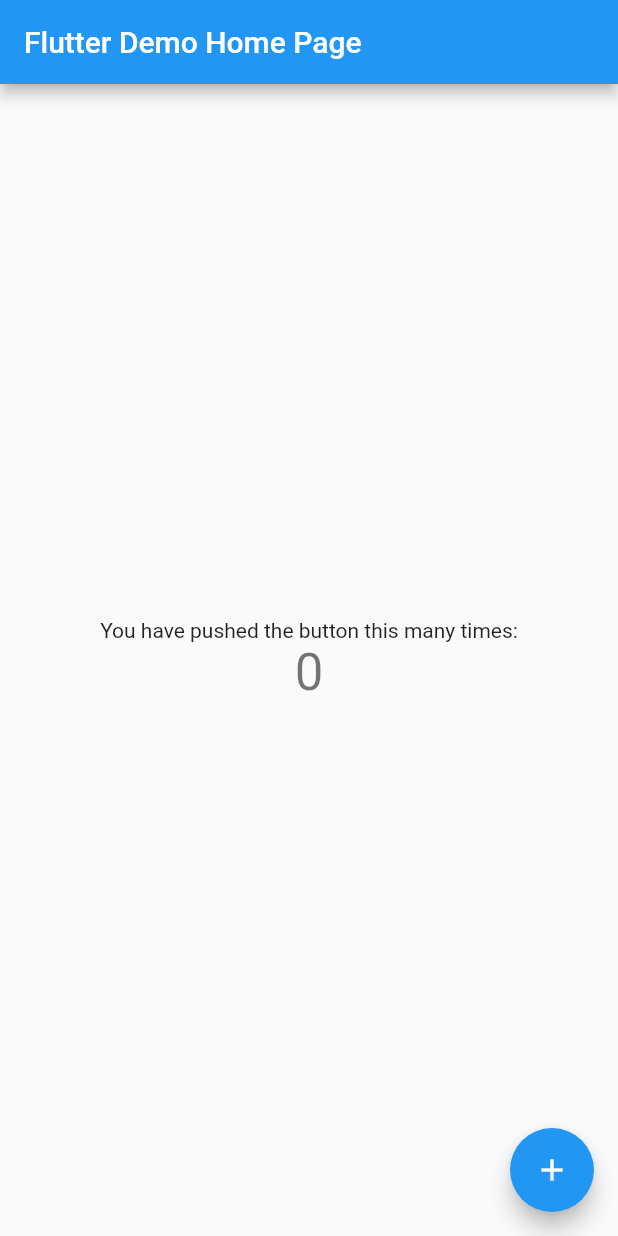
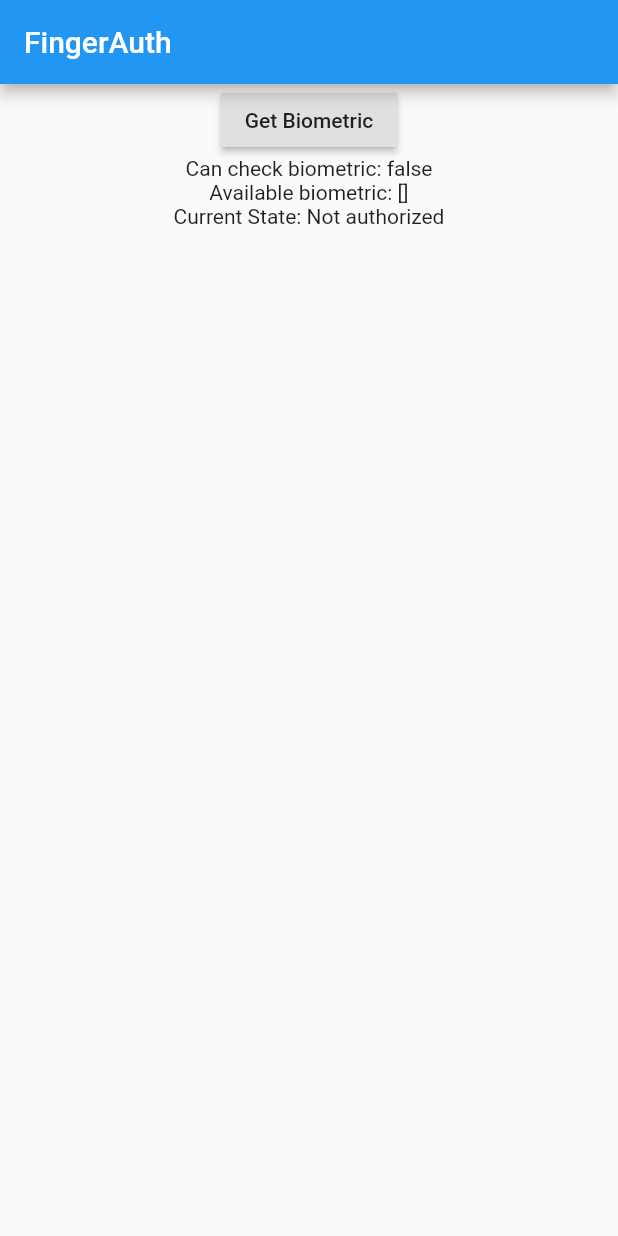
Before and after one commit to aloRanking/fingerauth, a Flutter app: the screen it shows after launch, on a phone screen of 412 x 824 dp. Run offline on Flutter 3.47's test engine with Material 2 defaults, Android fonts, the phone set to English and light mode, and no system bars; our stand-ins replace local_auth.

Commit message:
added homepage

```diff
--- /dev/null
+++ b/lib/HomePage.dart
@@ -0,0 +1,103 @@
+import 'package:flutter/material.dart';
+import 'package:flutter/services.dart';
+import 'package:local_auth/local_auth.dart';
+
+class HomePage extends StatefulWidget {
+  @override
+  _HomePageState createState() => _HomePageState();
+}
+
+class _HomePageState extends State<HomePage> {
+
+LocalAuthentication auth = LocalAuthentication();
+  bool _canCheckBiometric;
+  List<BiometricType> _availableBiometric;
+  String authorized = "Not authorized";
+
+  //checking bimetrics
+  //this function will check the sensors and will tell us
+  // if we can use them or not
+  Future<void> _checkBiometric() async{
+    bool canCheckBiometric;
+    try{
+      canCheckBiometric = await auth.canCheckBiometrics;
+    } on PlatformException catch(e){
+      print(e);
+    }
+    if(!mounted) return;
+
+    setState(() {
+      _canCheckBiometric = canCheckBiometric;
+    });
+  }
+
+  //this function will get all the available biometrics inside our device
+  //it will return a list of objects, but for our example it will only
+  //return the fingerprint biometric
+  Future<void> _getAvailableBiometrics() async{
+    List<BiometricType> availableBiometric;
+    try{
+      availableBiometric = await auth.getAvailableBiometrics();
+    } on PlatformException catch(e){
+      print(e);
+    }
+    if(!mounted) return;
+
+    setState(() {
+      _availableBiometric = availableBiometric;
+    });
+  }
+
+  //this function will open an authentication dialog
+  // and it will check if we are authenticated or not
+  // so we will add the major action here like moving to another activity
+  // or just display a text that will tell us that we are authenticated
+  Future<void> _authenticate() async{
+    bool authenticated = false;
+    try{
+      authenticated = await auth.authenticateWithBiometrics(
+          localizedReason: "Scan your finger print to authenticate",
+          useErrorDialogs: true,
+        stickyAuth: false
+      );
+    } on PlatformException catch(e){
+      print(e);
+    }
+    if(!mounted) return;
+
+    setState(() {
+       authorized = authenticated ? "Autherized success" : "Failed to authenticate";
+    });
+  }
+
+  @override
+  void initState() {
+    // TODO: implement initState
+    _checkBiometric();
+    _getAvailableBiometrics();
+  }
+
+
+
+  @override
+  Widget build(BuildContext context) {
+    return Scaffold(
+      appBar: AppBar(
+        title: Text('FingerAuth'),
+      ),
+      body: Column(
+        children: [
+          Center(
+              child: RaisedButton(
+                onPressed: _authenticate,
+                child:Text("Get Biometric"),
+              ),
+            ),
+            Text("Can check biometric: $_canCheckBiometric"),
+            Text("Available biometric: $_availableBiometric"),
+            Text("Current State: $authorized"),
+        ],
+      ),
+    );
+  }
+}
--- a/lib/main.dart
+++ b/lib/main.dart
@@ -1,4 +1,6 @@
 import 'package:flutter/material.dart';
+
+import 'HomePage.dart';
 
 void main() {
   runApp(MyApp());
@@ -11,107 +13,12 @@ class MyApp extends StatelessWidget {
     return MaterialApp(
       title: 'Flutter Demo',
       theme: ThemeData(
-        // This is the theme of your application.
-        //
-        // Try running your application with "flutter run". You'll see the
-        // application has a blue toolbar. Then, without quitting the app, try
-        // changing the primarySwatch below to Colors.green and then invoke
-        // "hot reload" (press "r" in the console where you ran "flutter run",
-        // or simply save your changes to "hot reload" in a Flutter IDE).
-        // Notice that the counter didn't reset back to zero; the application
-        // is not restarted.
+
         primarySwatch: Colors.blue,
-        // This makes the visual density adapt to the platform that you run
-        // the app on. For desktop platforms, the controls will be smaller and
-        // closer together (more dense) than on mobile platforms.
+
         visualDensity: VisualDensity.adaptivePlatformDensity,
       ),
-      home: MyHomePage(title: 'Flutter Demo Home Page'),
+      home: HomePage(),
     );
   }
 }
-
-class MyHomePage extends StatefulWidget {
-  MyHomePage({Key key, this.title}) : super(key: key);
-
-  // This widget is the home page of your application. It is stateful, meaning
-  // that it has a State object (defined below) that contains fields that affect
-  // how it looks.
-
-  // This class is the configuration for the state. It holds the values (in this
-  // case the title) provided by the parent (in this case the App widget) and
-  // used by the build method of the State. Fields in a Widget subclass are
-  // always marked "final".
-
-  final String title;
-
-  @override
-  _MyHomePageState createState() => _MyHomePageState();
-}
-
-class _MyHomePageState extends State<MyHomePage> {
-  int _counter = 0;
-
-  void _incrementCounter() {
-    setState(() {
-      // This call to setState tells the Flutter framework that something has
-      // changed in this State, which causes it to rerun the build method below
-      // so that the display can reflect the updated values. If we changed
-      // _counter without calling setState(), then the build method would not be
-      // called again, and so nothing would appear to happen.
-      _counter++;
-    });
-  }
-
-  @override
-  Widget build(BuildContext context) {
-    // This method is rerun every time setState is called, for instance as done
-    // by the _incrementCounter method above.
-    //
-    // The Flutter framework has been optimized to make rerunning build methods
-    // fast, so that you can just rebuild anything that needs updating rather
-    // than having to individually change instances of widgets.
-    return Scaffold(
-      appBar: AppBar(
-        // Here we take the value from the MyHomePage object that was created by
-        // the App.build method, and use it to set our appbar title.
-        title: Text(widget.title),
-      ),
-      body: Center(
-        // Center is a layout widget. It takes a single child and positions it
-        // in the middle of the parent.
-        child: Column(
-          // Column is also a layout widget. It takes a list of children and
-          // arranges them vertically. By default, it sizes itself to fit its
-          // children horizontally, and tries to be as tall as its parent.
-          //
-          // Invoke "debug painting" (press "p" in the console, choose the
-          // "Toggle Debug Paint" action from the Flutter Inspector in Android
-          // Studio, or the "Toggle Debug Paint" command in Visual Studio Code)
-          // to see the wireframe for each widget.
-          //
-          // Column has various properties to control how it sizes itself and
-          // how it positions its children. Here we use mainAxisAlignment to
-          // center the children vertically; the main axis here is the vertical
-          // axis because Columns are vertical (the cross axis would be
-          // horizontal).
-          mainAxisAlignment: MainAxisAlignment.center,
-          children: <Widget>[
-            Text(
-              'You have pushed the button this many times:',
-            ),
-            Text(
-              '$_counter',
-              style: Theme.of(context).textTheme.headline4,
-            ),
-          ],
-        ),
-      ),
-      floatingActionButton: FloatingActionButton(
-        onPressed: _incrementCounter,
-        tooltip: 'Increment',
-        child: Icon(Icons.add),
-      ), // This trailing comma makes auto-formatting nicer for build methods.
-    );
-  }
-}
```
